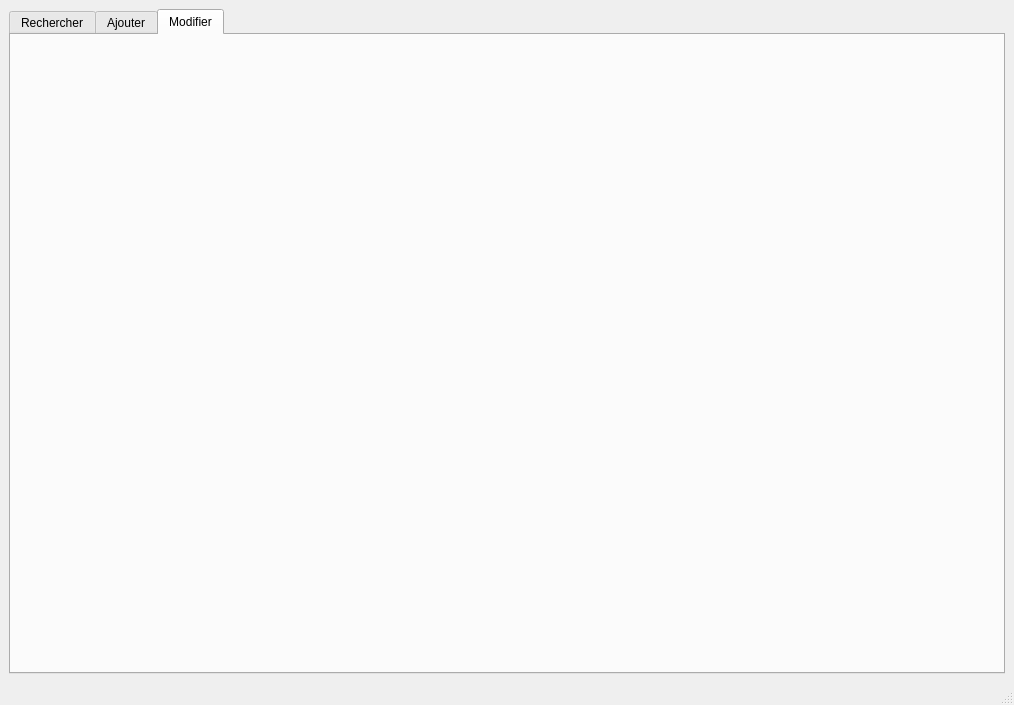
Before: the Qt Designer form PyQt/Garage.ui in alexhohn/projet_garage, drawn with Qt 5.
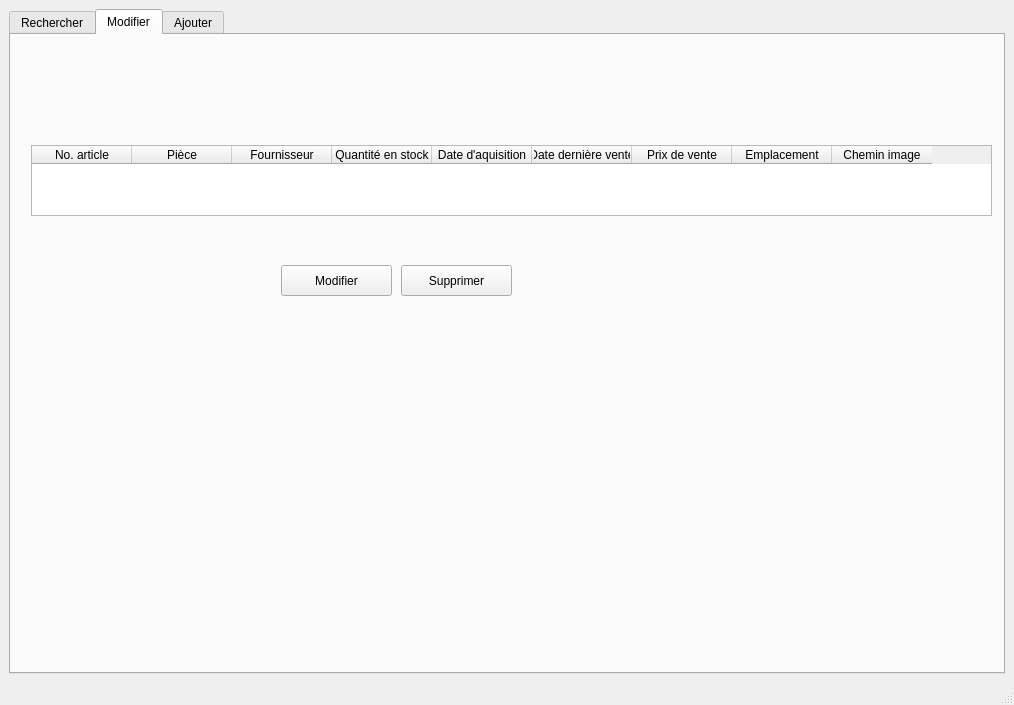
After: the same form once the commit is applied. The open tabs and pages were chosen to show the change.

The edit to the form file:
```diff
--- a/PyQt/Garage.ui
+++ b/PyQt/Garage.ui
@@ -33,7 +33,7 @@
        <enum>QTabWidget::Rounded</enum>
       </property>
       <property name="currentIndex">
-       <number>0</number>
+       <number>1</number>
       </property>
       <property name="iconSize">
        <size>
@@ -83,6 +83,9 @@
           <height>531</height>
          </rect>
         </property>
+        <property name="editTriggers">
+         <set>QAbstractItemView::NoEditTriggers</set>
+        </property>
         <column>
          <property name="text">
           <string>No. article</string>
@@ -140,14 +143,104 @@
         </property>
        </widget>
       </widget>
-      <widget class="QWidget" name="TabAjouter">
-       <attribute name="title">
-        <string>Ajouter</string>
-       </attribute>
-      </widget>
       <widget class="QWidget" name="TabModifier">
        <attribute name="title">
         <string>Modifier</string>
+       </attribute>
+       <widget class="QTableWidget" name="tableWidget_3">
+        <property name="geometry">
+         <rect>
+          <x>20</x>
+          <y>110</y>
+          <width>961</width>
+          <height>71</height>
+         </rect>
+        </property>
+        <property name="editTriggers">
+         <set>QAbstractItemView::AllEditTriggers</set>
+        </property>
+        <property name="selectionMode">
+         <enum>QAbstractItemView::SingleSelection</enum>
+        </property>
+        <property name="selectionBehavior">
+         <enum>QAbstractItemView::SelectRows</enum>
+        </property>
+        <column>
+         <property name="text">
+          <string>No. article</string>
+         </property>
+        </column>
+        <column>
+         <property name="text">
+          <string>Pièce</string>
+         </property>
+        </column>
+        <column>
+         <property name="text">
+          <string>Fournisseur</string>
+         </property>
+        </column>
+        <column>
+         <property name="text">
+          <string>Quantité en stock</string>
+         </property>
+        </column>
+        <column>
+         <property name="text">
+          <string>Date d'aquisition</string>
+         </property>
+        </column>
+        <column>
+         <property name="text">
+          <string>Date dernière vente</string>
+         </property>
+        </column>
+        <column>
+         <property name="text">
+          <string>Prix de vente</string>
+         </property>
+        </column>
+        <column>
+         <property name="text">
+          <string>Emplacement</string>
+         </property>
+        </column>
+        <column>
+         <property name="text">
+          <string>Chemin image</string>
+         </property>
+        </column>
+       </widget>
+       <widget class="QPushButton" name="pushButton_Modifier">
+        <property name="geometry">
+         <rect>
+          <x>270</x>
+          <y>230</y>
+          <width>111</width>
+          <height>31</height>
+         </rect>
+        </property>
+        <property name="text">
+         <string>Modifier</string>
+        </property>
+       </widget>
+       <widget class="QPushButton" name="pushButton_Supprimer">
+        <property name="geometry">
+         <rect>
+          <x>390</x>
+          <y>230</y>
+          <width>111</width>
+          <height>31</height>
+         </rect>
+        </property>
+        <property name="text">
+         <string>Supprimer</string>
+        </property>
+       </widget>
+      </widget>
+      <widget class="QWidget" name="TabAjouter">
+       <attribute name="title">
+        <string>Ajouter</string>
        </attribute>
       </widget>
      </widget>
```
